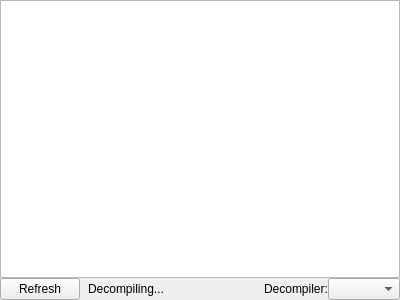
Old version of the form src/widgets/PseudocodeWidget.ui in the repository rizinorg/cutter.
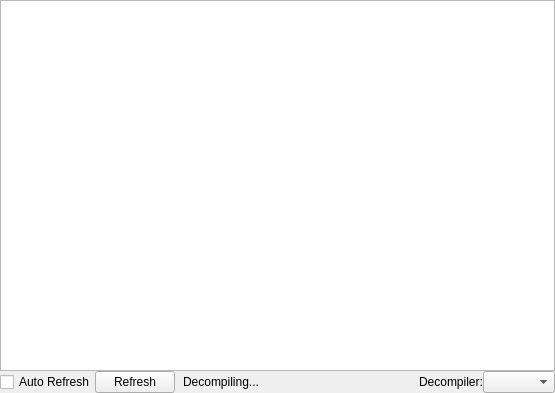
New version of the form.

Commit message: Implement Decompiler Auto-Refresh

Diff of the .ui file:
```diff
--- a/src/widgets/PseudocodeWidget.ui
+++ b/src/widgets/PseudocodeWidget.ui
@@ -6,8 +6,8 @@
    <rect>
     <x>0</x>
     <y>0</y>
-    <width>400</width>
-    <height>300</height>
+    <width>555</width>
+    <height>393</height>
    </rect>
   </property>
   <property name="windowTitle">
@@ -42,6 +42,13 @@
     </item>
     <item>
      <layout class="QHBoxLayout" name="horizontalLayout">
+      <item>
+       <widget class="QCheckBox" name="autoRefreshCheckBox">
+        <property name="text">
+         <string>Auto Refresh</string>
+        </property>
+       </widget>
+      </item>
       <item>
        <widget class="QPushButton" name="refreshButton">
         <property name="text">
```
The commit also changes 4 other files.
